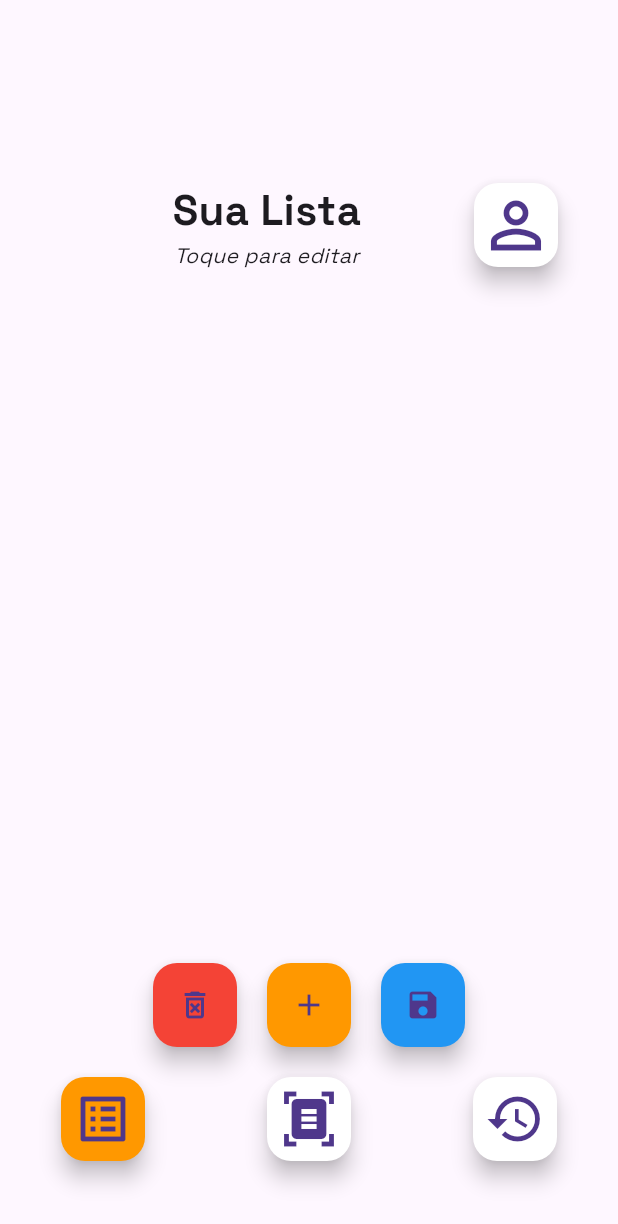
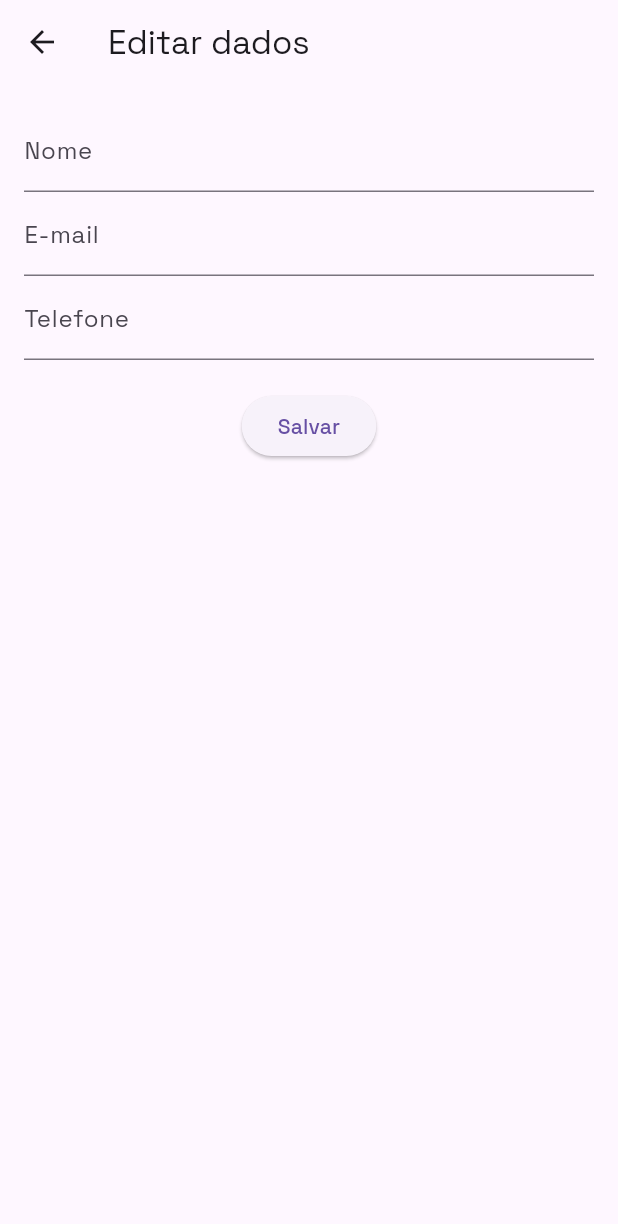
Before and after one commit to RenatoWlk/ProjetoIntegradorVI, a Flutter app: the ListScreen screen opened by its route, in the side drawer, after a tap on "EDITAR DADOS", on a phone screen of 412 x 824 dp. Shown: the top 1224 px of the screen. Run offline on Flutter 3.47's test engine with Material 3 defaults, Android fonts, the phone set to English and light mode, and no system bars; our stand-ins replace mask_text_input_formatter, shared_preferences; missing offline and left inert: cunning_document_scanner, flutter_bcrypt, google_mlkit_text_recognition, mongo_dart; accounts and stored records are empty.

Commit message:
Página de editar dados

```diff
--- a/lib/routes/app_routes.dart
+++ b/lib/routes/app_routes.dart
@@ -6,6 +6,7 @@ import 'package:projeto_integrador_6/screens/register_screen.dart';
 import 'package:projeto_integrador_6/screens/list_screen.dart';
 import 'package:projeto_integrador_6/screens/history_screen.dart';
 import 'package:projeto_integrador_6/screens/update_password_screen.dart';
+import 'package:projeto_integrador_6/screens/edit_data_screen.dart';
 
 class AppRoutes {
   static const String home = '/home';
@@ -14,6 +15,7 @@ class AppRoutes {
   static const String list = '/list';
   static const String history = '/history';
   static const String updatePassword = '/update_password';
+  static const String editData = '/edit_data';
 
   static Map<String, WidgetBuilder> define() {
     return {
@@ -22,7 +24,8 @@ class AppRoutes {
       register: (context) => const RegisterScreen(),
       list: (context) => const ListScreen(),
       history: (context) => const HistoryScreen(),
-      updatePassword: (context) => const UpdatePasswordScreen()
+      updatePassword: (context) => const UpdatePasswordScreen(),
+      editData: (context) => const EditDataScreen()
     };
   }
 }
--- /dev/null
+++ b/lib/screens/edit_data_screen.dart
@@ -0,0 +1,104 @@
+import 'package:flutter/material.dart';
+import 'package:projeto_integrador_6/services/database/database.dart';
+
+class EditDataScreen extends StatefulWidget {
+
+  const EditDataScreen({super.key});
+
+  @override
+  State<EditDataScreen> createState() => _EditDataScreenState();
+}
+
+class _EditDataScreenState extends State<EditDataScreen> {
+  final _formKey = GlobalKey<FormState>();
+
+  // Controladores
+
+  final TextEditingController nameController = TextEditingController();
+  final TextEditingController emailController = TextEditingController();
+  final TextEditingController telephoneController = TextEditingController();
+
+  @override
+  void initState() {
+    super.initState();
+    // Carrega os dados dos usuários para os campos de edição
+    //TODO
+  }
+
+  Future<void> saveUserData() async {
+    // Verifique se o formulário é válido
+    if (_formKey.currentState!.validate()) {
+      // Armazene a referência do contexto antes de entrar na operação assíncrona
+      final currentContext = context; // Armazena a referência do contexto
+
+      Map<String, dynamic> updatedData = {
+        'name': nameController.text.trim(),
+        'telephone': telephoneController.text.trim(),
+      };
+
+      // Chame a função assíncrona
+      bool success = await MongoDatabase.editUserData(
+        emailController.text.trim(),
+        updatedData,
+      );
+
+      // Verifique se o contexto ainda está montado antes de usar
+      if (!currentContext.mounted) return;
+
+      if (success) {
+        // Exibe a Snackbar apenas se o widget ainda estiver montado
+        ScaffoldMessenger.of(currentContext).showSnackBar(
+          const SnackBar(content: Text('Dados atualizados com sucesso!')),
+        );
+        Navigator.of(currentContext).pop();
+      } else {
+        // Exibe a Snackbar apenas se o widget ainda estiver montado
+        ScaffoldMessenger.of(currentContext).showSnackBar(
+          const SnackBar(content: Text('Erro ao atualizar dados!')),
+        );
+      }
+    }
+  }
+
+
+
+  @override
+  Widget build(BuildContext context) {
+    return Scaffold(
+      appBar: AppBar(title: const Text("Editar dados")),
+      body: Padding(
+        padding: const EdgeInsets.all(16.0),
+        child: Form(
+          key: _formKey,
+          child: Column(
+            children: [
+              TextFormField(
+                controller: nameController,
+                decoration: const InputDecoration(labelText: 'Nome'),
+                validator: (value) =>
+                    value!.isEmpty ? 'Campo obrigatório' : null,
+              ),
+              TextFormField(
+                controller: emailController,
+                decoration: const InputDecoration(labelText: 'E-mail'),
+                validator: (value) =>
+                    value!.isEmpty ? 'Campo obrigatório' : null,
+              ),
+              TextFormField(
+                controller: telephoneController,
+                decoration: const InputDecoration(labelText: 'Telefone'),
+                validator: (value) =>
+                    value!.isEmpty ? 'Campo obrigatório' : null,
+              ),
+              const SizedBox(height: 20),
+              ElevatedButton(
+                onPressed: saveUserData,
+                child: const Text('Salvar'),
+              )
+            ],
+          ),
+        ),
+      ),
+    );
+  }
+}
--- a/lib/widgets/custom_drawer.dart
+++ b/lib/widgets/custom_drawer.dart
@@ -90,9 +90,13 @@ class CustomDrawer extends StatelessWidget {
                 iconColor: iconColor,
                 textColor: textColor,
                 leading: const Icon(Icons.edit),
-                title: const Text('EDITAR DADOS',
-                    style: TextStyle(fontWeight: FontWeight.w700)),
-                onTap: onEditDataTap,
+                title: const Text(
+                  'EDITAR DADOS',
+                  style: TextStyle(fontWeight: FontWeight.w700),
+                ),
+                onTap: () {
+                  Navigator.of(context).pushNamed('/edit_data');
+                },
               ),
               const SizedBox(height: 40.0),
 
```
Also changed, not shown: lib/screens/login_screen.dart (+18 -7 lines), lib/services/database/database.dart (+54 -0 lines).
